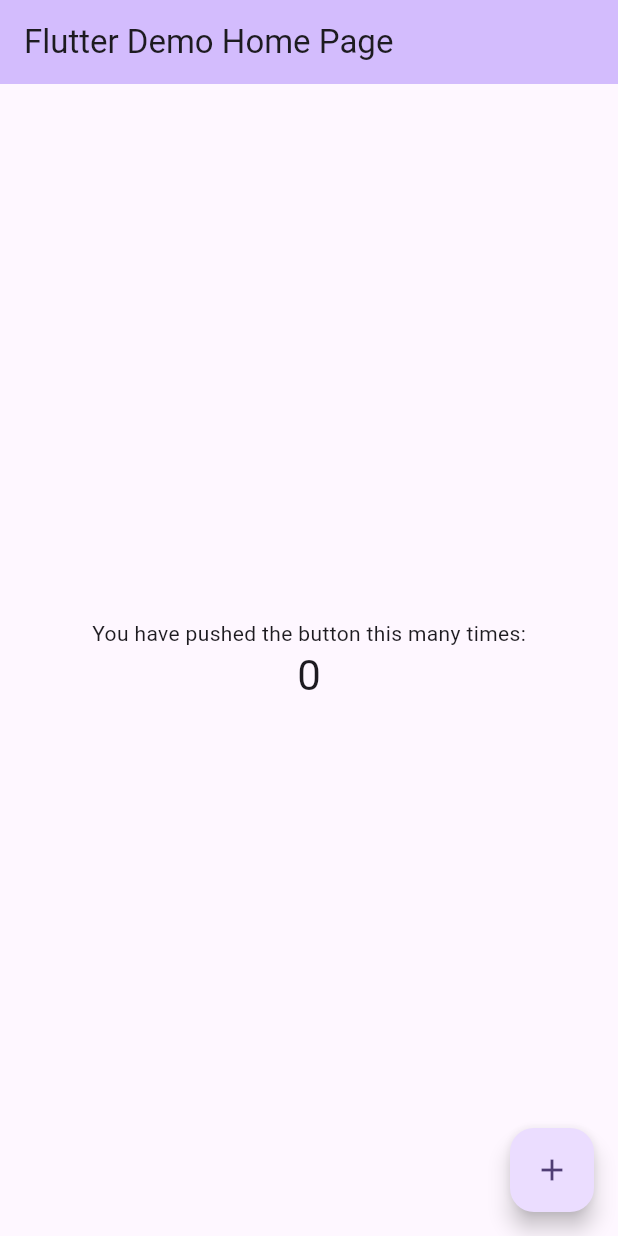
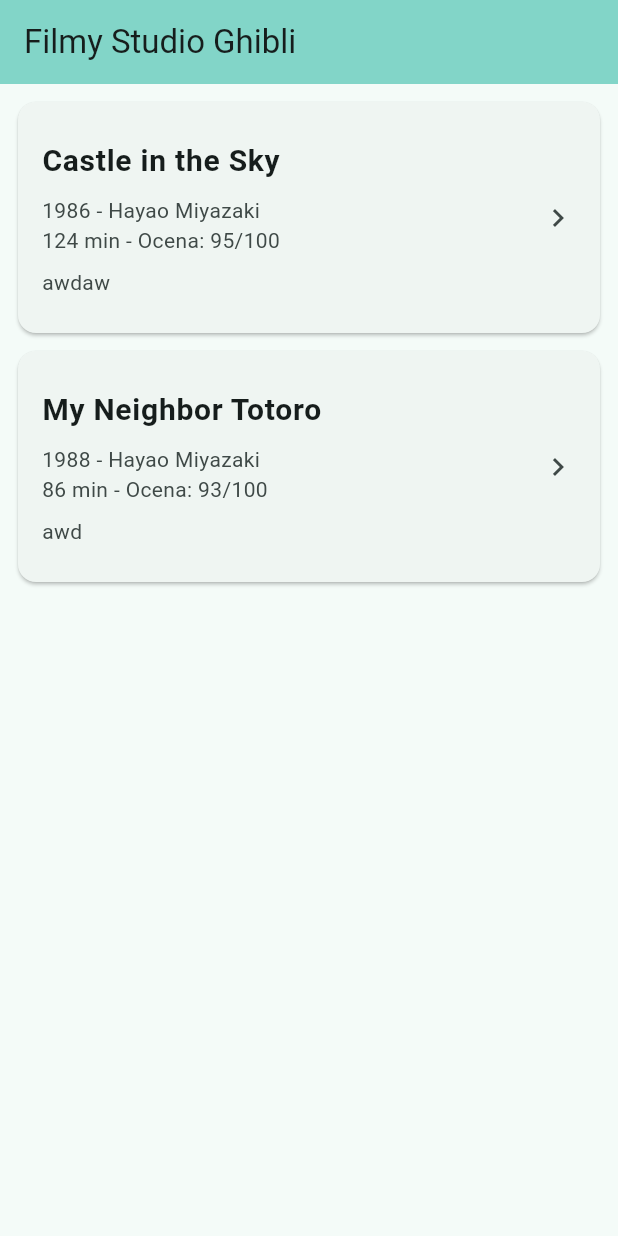
Before and after one commit to jesuschytrusodnowiciel/projekt_ghibli, a Flutter app: the screen it shows after launch, on a phone screen of 412 x 824 dp. Run offline on Flutter 3.47's test engine with Material 3 defaults, Android fonts, the phone set to English and light mode, and no system bars.

Commit message:
pierwszy ekran

```diff
--- a/lib/main.dart
+++ b/lib/main.dart
@@ -7,115 +7,111 @@
 class MyApp extends StatelessWidget {
   const MyApp({super.key});
 
-  // This widget is the root of your application.
   @override
   Widget build(BuildContext context) {
     return MaterialApp(
-      title: 'Flutter Demo',
+      title: 'Ghibli Films',
+      debugShowCheckedModeBanner: false,
       theme: ThemeData(
-        // This is the theme of your application.
-        //
-        // TRY THIS: Try running your application with "flutter run". You'll see
-        // the application has a purple toolbar. Then, without quitting the app,
-        // try changing the seedColor in the colorScheme below to Colors.green
-        // and then invoke "hot reload" (save your changes or press the "hot
-        // reload" button in a Flutter-supported IDE, or press "r" if you used
-        // the command line to start the app).
-        //
-        // Notice that the counter didn't reset back to zero; the application
-        // state is not lost during the reload. To reset the state, use hot
-        // restart instead.
-        //
-        // This works for code too, not just values: Most code changes can be
-        // tested with just a hot reload.
-        colorScheme: .fromSeed(seedColor: Colors.deepPurple),
+        colorScheme: ColorScheme.fromSeed(seedColor: Colors.teal),
+        useMaterial3: true,
       ),
-      home: const MyHomePage(title: 'Flutter Demo Home Page'),
+      home: const FilmsPage(),
     );
   }
 }
 
-class MyHomePage extends StatefulWidget {
-  const MyHomePage({super.key, required this.title});
-
-  // This widget is the home page of your application. It is stateful, meaning
-  // that it has a State object (defined below) that contains fields that affect
-  // how it looks.
-
-  // This class is the configuration for the state. It holds the values (in this
-  // case the title) provided by the parent (in this case the App widget) and
-  // used by the build method of the State. Fields in a Widget subclass are
-  // always marked "final".
+class GhibliFilm {
+  const GhibliFilm({
+    required this.title,
+    required this.year,
+    required this.director,
+    required this.duration,
+    required this.score,
+    required this.description,
+  });
 
   final String title;
-
-  @override
-  State<MyHomePage> createState() => _MyHomePageState();
+  final String year;
+  final String director;
+  final String duration;
+  final String score;
+  final String description;
 }
 
-class _MyHomePageState extends State<MyHomePage> {
-  int _counter = 0;
+const films = [
+  GhibliFilm(
+    title: 'Castle in the Sky',
+    year: '1986',
+    director: 'Hayao Miyazaki',
+    duration: '124 min',
+    score: '95',
+    description:
+        'awdaw',
+  ),
+  GhibliFilm(
+    title: 'My Neighbor Totoro',
+    year: '1988',
+    director: 'Hayao Miyazaki',
+    duration: '86 min',
+    score: '93',
+    description:
+        'awd',
+  )
+];
 
-  void _incrementCounter() {
-    setState(() {
-      // This call to setState tells the Flutter framework that something has
-      // changed in this State, which causes it to rerun the build method below
-      // so that the display can reflect the updated values. If we changed
-      // _counter without calling setState(), then the build method would not be
-      // called again, and so nothing would appear to happen.
-      _counter++;
-    });
-  }
+class FilmsPage extends StatelessWidget {
+  const FilmsPage({super.key});
 
   @override
   Widget build(BuildContext context) {
-    // This method is rerun every time setState is called, for instance as done
-    // by the _incrementCounter method above.
-    //
-    // The Flutter framework has been optimized to make rerunning build methods
-    // fast, so that you can just rebuild anything that needs updating rather
-    // than having to individually change instances of widgets.
     return Scaffold(
       appBar: AppBar(
-        // TRY THIS: Try changing the color here to a specific color (to
-        // Colors.amber, perhaps?) and trigger a hot reload to see the AppBar
-        // change color while the other colors stay the same.
+        title: const Text('Filmy Studio Ghibli'),
         backgroundColor: Theme.of(context).colorScheme.inversePrimary,
-        // Here we take the value from the MyHomePage object that was created by
-        // the App.build method, and use it to set our appbar title.
-        title: Text(widget.title),
       ),
-      body: Center(
-        // Center is a layout widget. It takes a single child and positions it
-        // in the middle of the parent.
-        child: Column(
-          // Column is also a layout widget. It takes a list of children and
-          // arranges them vertically. By default, it sizes itself to fit its
-          // children horizontally, and tries to be as tall as its parent.
-          //
-          // Column has various properties to control how it sizes itself and
-          // how it positions its children. Here we use mainAxisAlignment to
-          // center the children vertically; the main axis here is the vertical
-          // axis because Columns are vertical (the cross axis would be
-          // horizontal).
-          //
-          // TRY THIS: Invoke "debug painting" (choose the "Toggle Debug Paint"
-          // action in the IDE, or press "p" in the console), to see the
-          // wireframe for each widget.
-          mainAxisAlignment: .center,
-          children: [
-            const Text('You have pushed the button this many times:'),
-            Text(
-              '$_counter',
-              style: Theme.of(context).textTheme.headlineMedium,
+      body: ListView.builder(
+        padding: const EdgeInsets.all(12),
+        itemCount: films.length,
+        itemBuilder: (context, index) {
+          final film = films[index];
+
+          return Card(
+            margin: const EdgeInsets.only(bottom: 12),
+            child: ListTile(
+              contentPadding: const EdgeInsets.all(16),
+              title: Text(
+                film.title,
+                style: const TextStyle(
+                  fontSize: 20,
+                  fontWeight: FontWeight.bold,
+                ),
+              ),
+              subtitle: Padding(
+                padding: const EdgeInsets.only(top: 8),
+                child: Column(
+                  crossAxisAlignment: CrossAxisAlignment.start,
+                  children: [
+                    Text('${film.year} - ${film.director}'),
+                    Text('${film.duration} - Ocena: ${film.score}/100'),
+                    const SizedBox(height: 8),
+                    Text(film.description),
+                  ],
+                ),
+              ),
+              trailing: const Icon(Icons.chevron_right),
+              onTap: () {
+                ScaffoldMessenger.of(context).showSnackBar(
+                  SnackBar(
+                    content: Text(
+                      'placeholder',
+                    ),
+                  ),
+                );
+              },
             ),
-          ],
-        ),
-      ),
-      floatingActionButton: FloatingActionButton(
-        onPressed: _incrementCounter,
-        tooltip: 'Increment',
-        child: const Icon(Icons.add),
+          );
+        },
       ),
     );
   }
```
Also changed, not shown: 1 other file.
